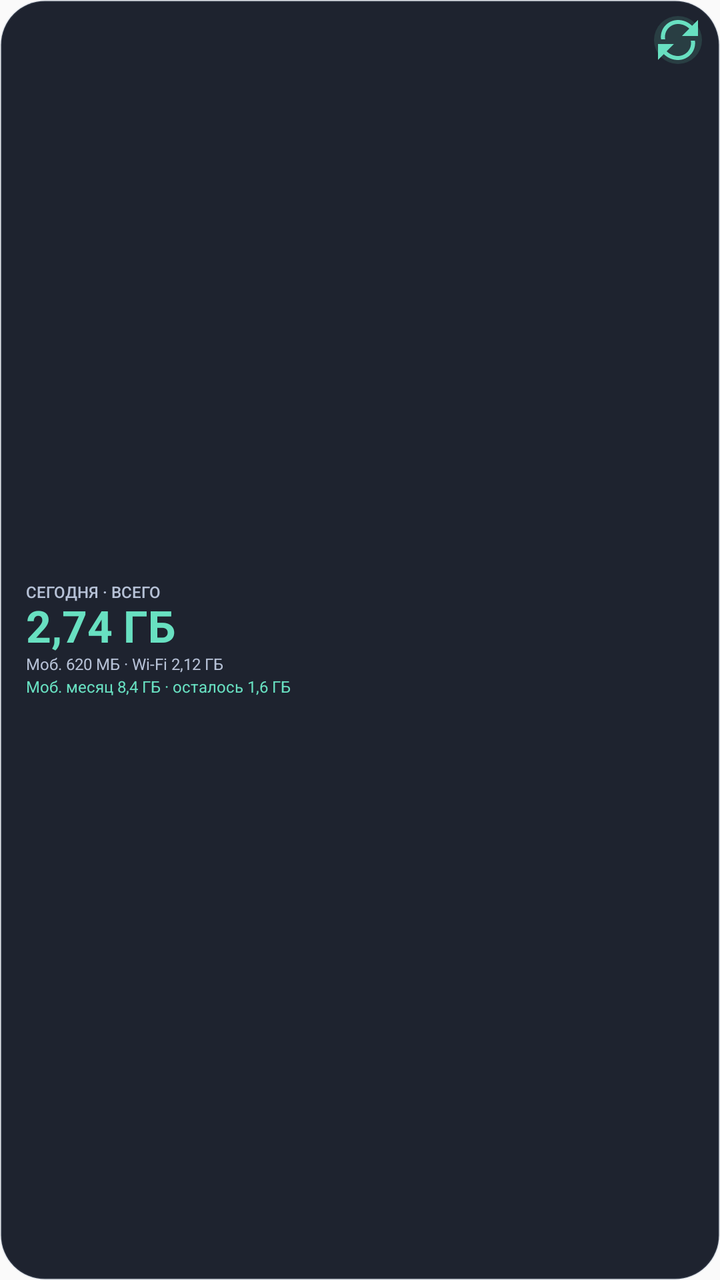
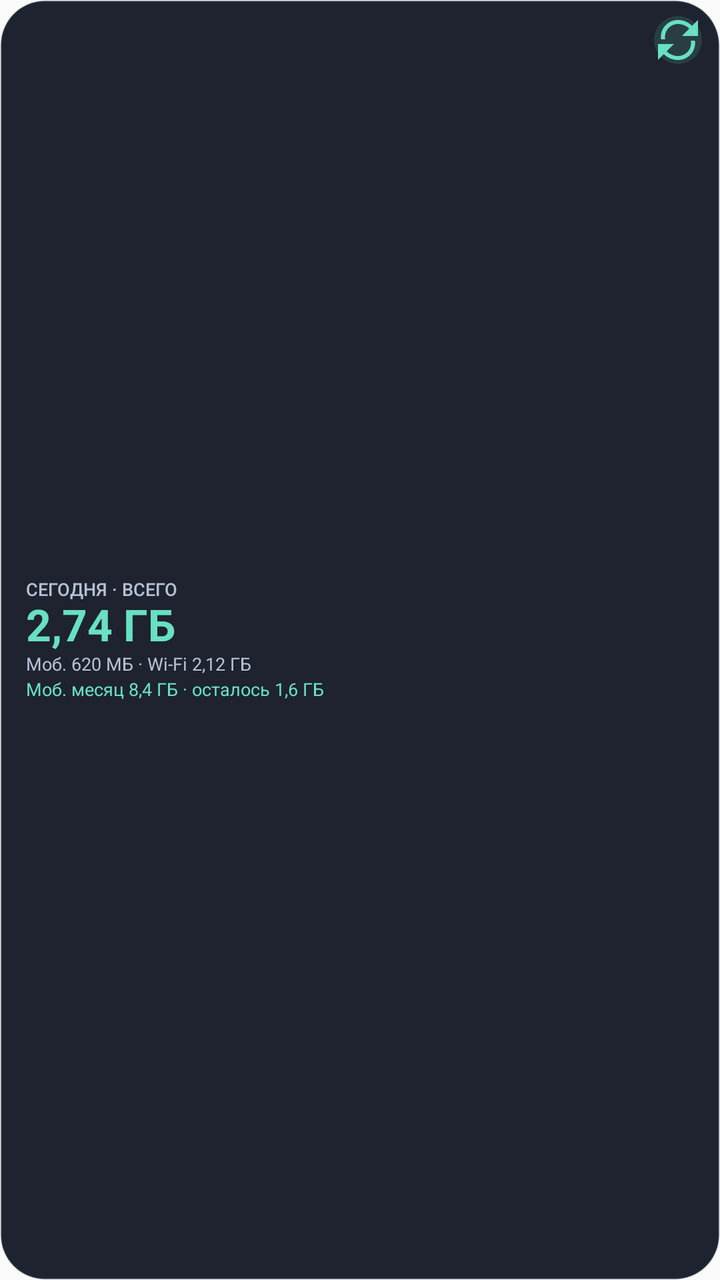

Screens rendered from an Android XML layout before and after an edit, with the pre-edit source and the edit as a unified diff.
<!-- AndroidManifest.xml: application theme Theme.App_monitoring -->
<!-- res/layout/widget_compact_day.xml -->
<?xml version="1.0" encoding="utf-8"?>
<FrameLayout xmlns:android="http://schemas.android.com/apk/res/android"
    android:id="@+id/widget_root"
    android:layout_width="match_parent"
    android:layout_height="match_parent"
    android:background="@drawable/widget_background"
    android:paddingStart="13dp"
    android:paddingTop="8dp"
    android:paddingEnd="9dp"
    android:paddingBottom="8dp">

    <LinearLayout
        android:layout_width="match_parent"
        android:layout_height="match_parent"
        android:paddingEnd="24dp"
        android:gravity="center_vertical"
        android:orientation="vertical">

        <TextView
            style="@style/WidgetLabel"
            android:text="@string/widget_today_total_label" />

        <TextView
            android:id="@+id/compact_day_total"
            style="@style/WidgetValue"
            android:text="2,74 ГБ"
            android:textColor="@color/widget_accent"
            android:textSize="22sp" />

        <TextView
            android:id="@+id/compact_day_split"
            style="@style/WidgetMeta"
            android:layout_marginTop="1dp"
            android:text="Моб. 620 МБ · Wi‑Fi 2,12 ГБ" />

        <TextView
            android:id="@+id/compact_day_mobile_balance"
            style="@style/WidgetMeta"
            android:layout_marginTop="2dp"
            android:text="Моб. месяц 8,4 ГБ · осталось 1,6 ГБ"
            android:textColor="@color/widget_accent" />
    </LinearLayout>

    <ImageButton
        android:id="@+id/widget_refresh"
        android:layout_width="24dp"
        android:layout_height="24dp"
        android:layout_gravity="top|end"
        android:background="@drawable/widget_refresh_background"
        android:contentDescription="@string/widget_refresh"
        android:padding="6dp"
        android:src="@drawable/ic_widget_refresh"
        android:tint="@color/widget_accent" />
</FrameLayout>
<!-- resources referenced by this layout -->
<resources>
  <color name="widget_accent">#FF68E0C1</color>
  <!-- drawable ic_widget_refresh (drawable) -->
  <?xml version="1.0" encoding="utf-8"?>
  <vector xmlns:android="http://schemas.android.com/apk/res/android"
      android:width="24dp"
      android:height="24dp"
      android:viewportWidth="24"
      android:viewportHeight="24">
      <path
          android:fillColor="#FFFFFFFF"
          android:pathData="M17.65,6.35C16.2,4.9 14.21,4 12,4c-4.09,0 -7.19,3.72 -6.39,7.69l-2.08,0C2.78,6.58 6.72,2 12,2c2.76,0 5.26,1.12 7.07,2.93L22,2l0,8 -8,0 3.65,-3.65zM6.35,17.65C7.8,19.1 9.79,20 12,20c4.09,0 7.19,-3.72 6.39,-7.69l2.08,0C21.22,17.42 17.28,22 12,22c-2.76,0 -5.26,-1.12 -7.07,-2.93L2,22l0,-8 8,0 -3.65,3.65z" />
  </vector>
  <!-- drawable widget_background (drawable) -->
  <?xml version="1.0" encoding="utf-8"?>
  <shape xmlns:android="http://schemas.android.com/apk/res/android"
      android:shape="rectangle">
      <solid android:color="@color/widget_background" />
      <corners android:radius="22dp" />
      <stroke
          android:width="1dp"
          android:color="@color/widget_border" />
  </shape>
  <!-- drawable widget_refresh_background (drawable) -->
  <?xml version="1.0" encoding="utf-8"?>
  <shape xmlns:android="http://schemas.android.com/apk/res/android"
      android:shape="oval">
      <solid android:color="@color/widget_accent_surface" />
  </shape>
  <string name="widget_refresh">Обновить статистику</string>
  <string name="widget_today_total_label">СЕГОДНЯ · ВСЕГО</string>
  <style name="WidgetLabel">
          <item name="android:layout_width">wrap_content</item>
          <item name="android:layout_height">wrap_content</item>
          <item name="android:ellipsize">end</item>
          <item name="android:fontFamily">sans-serif-medium</item>
          <item name="android:includeFontPadding">false</item>
          <item name="android:maxLines">1</item>
          <item name="android:textColor">@color/widget_text_secondary</item>
          <item name="android:textSize">8sp</item>
      </style>
  <style name="WidgetMeta">
          <item name="android:layout_width">wrap_content</item>
          <item name="android:layout_height">wrap_content</item>
          <item name="android:ellipsize">end</item>
          <item name="android:includeFontPadding">false</item>
          <item name="android:maxLines">1</item>
          <item name="android:textColor">@color/widget_text_secondary</item>
          <item name="android:textSize">8sp</item>
      </style>
  <style name="WidgetValue">
          <item name="android:layout_width">wrap_content</item>
          <item name="android:layout_height">wrap_content</item>
          <item name="android:ellipsize">end</item>
          <item name="android:fontFamily">sans-serif</item>
          <item name="android:includeFontPadding">false</item>
          <item name="android:maxLines">1</item>
          <item name="android:textColor">@color/widget_text_primary</item>
          <item name="android:textSize">20sp</item>
          <item name="android:textStyle">bold</item>
      </style>
  <style name="Theme.App_monitoring" parent="android:Theme.Material.Light.NoActionBar" />
  <color name="widget_background">#F2121824</color>
  <color name="widget_border">#267C8AA5</color>
  <color name="widget_accent_surface">#2468E0C1</color>
  <color name="widget_text_secondary">#FFB6C1D6</color>
  <color name="widget_text_primary">#FFF8FAFF</color>
</resources>

<!-- the commit's change to res/layout/widget_compact_day.xml (unified diff, before → after) -->
@@ -12,7 +12,6 @@
     <LinearLayout
         android:layout_width="match_parent"
         android:layout_height="match_parent"
-        android:paddingEnd="24dp"
         android:gravity="center_vertical"
         android:orientation="vertical">
 
@@ -37,6 +36,8 @@
             android:id="@+id/compact_day_mobile_balance"
             style="@style/WidgetMeta"
             android:layout_marginTop="2dp"
+            android:ellipsize="none"
+            android:maxLines="2"
             android:text="Моб. месяц 8,4 ГБ · осталось 1,6 ГБ"
             android:textColor="@color/widget_accent" />
     </LinearLayout>
<!-- resource entries referenced after the edit -->
@@ -38,7 +38,7 @@
           <item name="android:includeFontPadding">false</item>
           <item name="android:maxLines">1</item>
           <item name="android:textColor">@color/widget_text_secondary</item>
-          <item name="android:textSize">8sp</item>
+          <item name="android:textSize">9sp</item>
       </style>
   <style name="WidgetMeta">
           <item name="android:layout_width">wrap_content</item>
@@ -47,7 +47,7 @@
           <item name="android:includeFontPadding">false</item>
           <item name="android:maxLines">1</item>
           <item name="android:textColor">@color/widget_text_secondary</item>
-          <item name="android:textSize">8sp</item>
+          <item name="android:textSize">9sp</item>
       </style>
   <style name="WidgetValue">
           <item name="android:layout_width">wrap_content</item>
